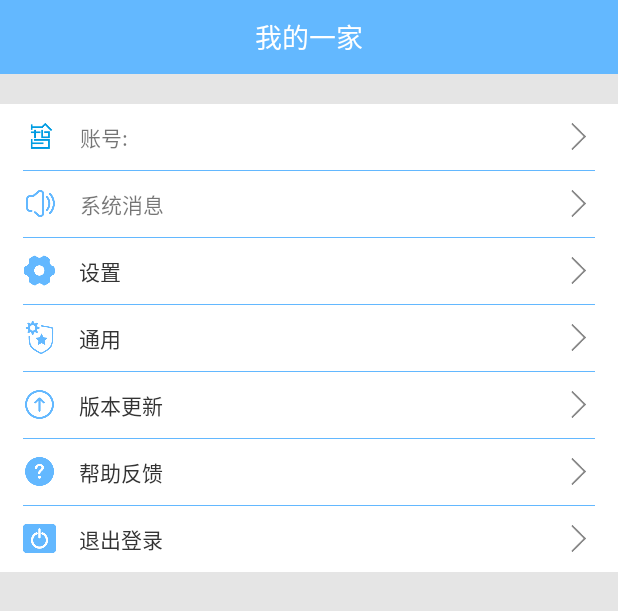
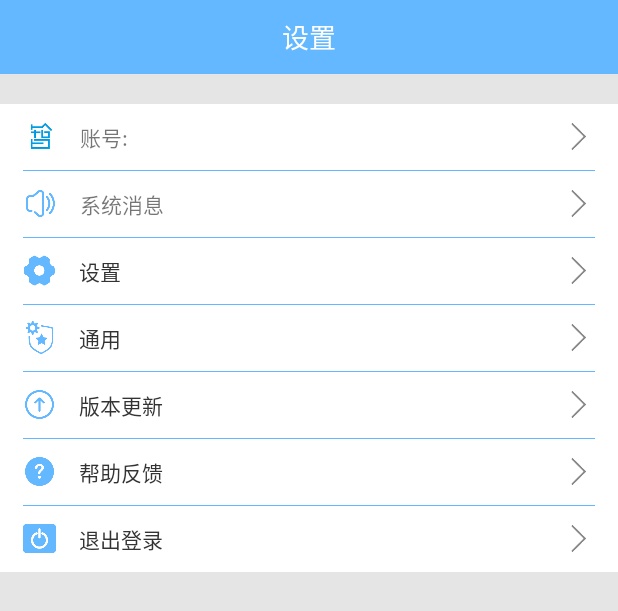
Before and after one commit to HYVincent/Julie, an Android app: the layout frg_layout_mine.xml on its own in the app's theme, with its tools: preview values and no code run, on a phone screen of 412 x 824 dp. Shown: the top 611 px of the screen. Run offline under Robolectric (Android 15) with nearby library versions, the phone set to English and light mode, and no system bars.

Commit message:
2018年3月28日00:36:28

```diff
--- a/app/src/main/java/com/vincent/julie/adapter/RoomAdapter.java
+++ b/app/src/main/java/com/vincent/julie/adapter/RoomAdapter.java
@@ -9,7 +9,7 @@ import android.view.ViewGroup;
 import android.widget.TextView;
 
 import com.vincent.julie.R;
-import com.vincent.julie.base.RoomBean;
+import com.vincent.julie.bean.RoomBean;
 
 import java.util.List;
 
--- a/app/src/main/java/com/vincent/julie/base/MyApp.java
+++ b/app/src/main/java/com/vincent/julie/base/MyApp.java
@@ -3,6 +3,7 @@ package com.vincent.julie.base;
 import android.app.Application;
 
 import com.mob.MobSDK;
+import com.raizlabs.android.dbflow.config.FlowManager;
 import com.tencent.bugly.crashreport.CrashReport;
 import com.vincent.julie.bean.User;
 import com.vincent.mylibrary.MyLibrary;
@@ -33,5 +34,6 @@ public class MyApp extends Application{
         user = new User();
         MobSDK.init(this);
         CrashReport.initCrashReport(getApplicationContext(), "9589575c85", false);
+        FlowManager.init(this);
     }
 }
--- a/app/src/main/java/com/vincent/julie/widget/frg_rom/RomFragment.java
+++ b/app/src/main/java/com/vincent/julie/widget/frg_rom/RomFragment.java
@@ -4,7 +4,6 @@ import android.os.Bundle;
 import android.support.annotation.NonNull;
 import android.support.annotation.Nullable;
 import android.support.v7.widget.LinearLayoutManager;
-import android.support.v7.widget.RecyclerView;
 import android.view.LayoutInflater;
 import android.view.View;
 import android.view.ViewGroup;
@@ -13,7 +12,7 @@ import android.widget.LinearLayout;
 import com.vincent.julie.R;
 import com.vincent.julie.adapter.RoomAdapter;
 import com.vincent.julie.base.BaseFragment;
-import com.vincent.julie.base.RoomBean;
+import com.vincent.julie.bean.RoomBean;
 import com.vincent.julie.view.EmptyRecyclerView;
 import com.vincent.julie.view.GlideImageLoader;
 import com.vincent.mylibrary.dialog.InputContentCenterDialog;
@@ -123,6 +122,7 @@ public class RomFragment extends BaseFragment {
                     public void onClick(String content) {
                         RoomBean roomBean = new RoomBean();
                         roomBean.setRoomName(content);
+                        roomBean.save();
                         data.add(roomBean);
                         adapter.setData(data);
                     }
--- a/app/src/main/res/layout/frg_layout_mine.xml
+++ b/app/src/main/res/layout/frg_layout_mine.xml
@@ -10,7 +10,7 @@
         android:textSize="@dimen/text_size_18sp"
         android:gravity="center"
         android:textColor="@color/color_white_ffffff"
-        android:text="@string/frg_mine_text_title"
+        android:text="@string/frg_mine_text_setting"
         android:background="@color/color_blue_63d8ff"
         android:layout_width="match_parent"
         android:layout_height="@dimen/size_49" />
@@ -192,6 +192,7 @@
                 android:layout_height="@dimen/size_22" />
 
             <TextView
+                android:id="@+id/frg_mine_tv_1"
                 android:text="@string/frg_mine_text_upgrade"
                 android:layout_marginLeft="@dimen/size_15"
                 android:layout_toRightOf="@id/mine_upgrade_iv"
@@ -199,6 +200,19 @@
                 android:textColor="@color/color_black_333333"
                 android:layout_width="wrap_content"
                 android:layout_height="wrap_content" />
+
+            <TextView
+                android:id="@+id/frg_mine_tv_current_version"
+                android:layout_marginLeft="@dimen/size_5"
+                android:layout_centerVertical="true"
+                android:layout_marginBottom="-1dp"
+                android:layout_alignBottom="@id/frg_mine_tv_1"
+                android:layout_toRightOf="@id/frg_mine_tv_1"
+                android:textColor="@color/color_gray_999999"
+                android:textSize="@dimen/text_size_12sp"
+                android:layout_width="wrap_content"
+                android:layout_height="wrap_content" />
+
 
             <ImageView
                 android:id="@+id/frg_mine_iv_1"
--- a/app/src/main/res/values/strings.xml
+++ b/app/src/main/res/values/strings.xml
@@ -39,7 +39,7 @@
     <string name="man_text_tab_1">首页</string>
     <string name="man_text_tab_2">房间</string>
     <string name="man_text_tab_3">设备管理</string>
-    <string name="man_text_tab_4">我的</string>
+    <string name="man_text_tab_4">设置</string>
 
 
     <string name="login_text_statement">本APP为Julie版权所有</string>
--- a/build.gradle
+++ b/build.gradle
@@ -11,10 +11,10 @@ buildscript {
         maven { url "https://jitpack.io" }
     }
     dependencies {
-        classpath 'com.android.tools.build:gradle:3.0.1'
+        classpath 'com.android.tools.build:gradle:3.1.0'
         // 注册MobSDK
         classpath 'com.mob.sdk:MobSDK:+'
-
+        classpath 'com.neenbedankt.gradle.plugins:android-apt:1.8'
         // NOTE: Do not place your application dependencies here; they belong
         // in the individual module build.gradle files
     }
@@ -24,6 +24,7 @@ allprojects {
     repositories {
         google()
         jcenter()
+        maven { url "https://www.jitpack.io" }
     }
 }
 
--- a/mylibrary/build.gradle
+++ b/mylibrary/build.gradle
@@ -2,7 +2,7 @@ apply plugin: 'com.android.library'
 
 android {
     compileSdkVersion 27
-    buildToolsVersion '27.0.2'
+    buildToolsVersion '27.0.3'
     defaultConfig {
         minSdkVersion 19
         targetSdkVersion 27
@@ -24,7 +24,7 @@ android {
 dependencies {
     implementation fileTree(include: ['*.jar'], dir: 'libs')
     testImplementation 'junit:junit:4.12'
-    androidTestImplementation 'com.android.support.test:runner:1.0.1'
+//    androidTestImplementation 'com.android.support.test:runner:1.0.1'
     androidTestImplementation 'com.android.support.test.espresso:espresso-core:3.0.1'
     implementation 'com.android.support:support-v4:27.1.0'
     implementation 'com.android.support:recyclerview-v7:27.1.0'
```
Also changed, not shown: app/build.gradle (+13 -3 lines), app/src/main/java/com/vincent/julie/base/AppDatabase.java (added, +26 -0 lines), app/src/main/java/com/vincent/julie/base/RoomBean.java (deleted, +0 -26 lines), app/src/main/java/com/vincent/julie/bean/RoomBean.java (added, +36 -0 lines), app/src/main/java/com/vincent/julie/network/NetworkApi.java (+5 -5 lines), app/src/main/java/com/vincent/julie/widget/frg_mine/MineDataFragment.java (+7 -2 lines), app/src/main/java/com/vincent/julie/widget/login/LoginModelImpl.java (+6 -6 lines), app/src/main/res/layout/activity_login.xml (+4 -4 lines), mylibrary/src/main/java/com/vincent/mylibrary/util/apk_down/ApkUtils.java (+8 -0 lines), app/src/main/res/drawable/login_icon.png (added), gradle/wrapper/gradle-wrapper.properties.
